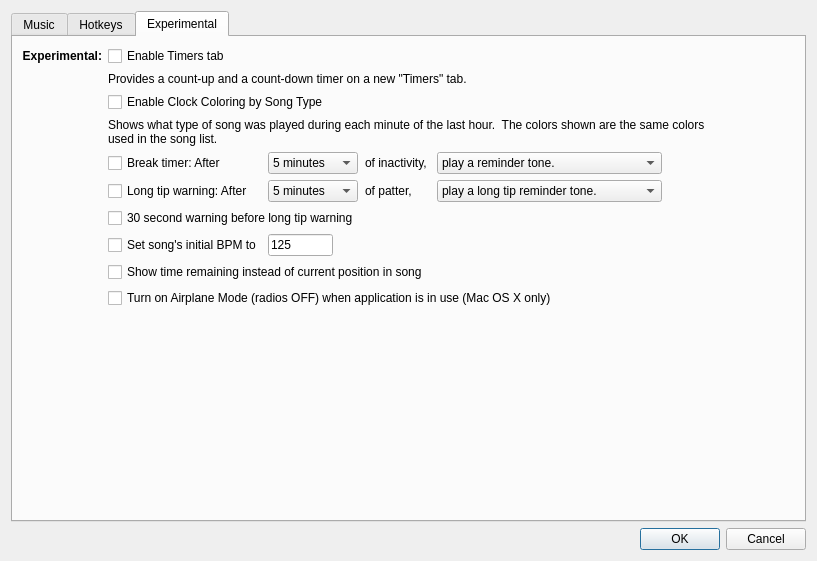
mpogue2/SquareDesk, file SquareDesk-DEV/test123/preferencesdialog.ui: the form before one commit.
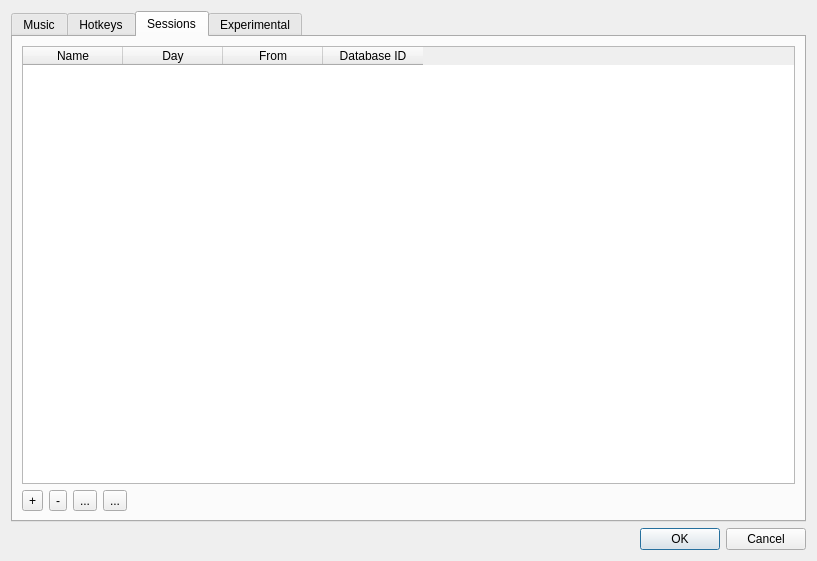
The form after the commit. Icons and pictures are not drawn.

Commit message: Okay, this is the one that actualy closes #291, has the session editor in it

What changed in the file:
```diff
--- a/SquareDesk-DEV/test123/preferencesdialog.ui
+++ b/SquareDesk-DEV/test123/preferencesdialog.ui
@@ -618,6 +618,106 @@
          </item>
         </layout>
        </widget>
+       <widget class="QWidget" name="tab_2">
+        <attribute name="title">
+         <string>Sessions</string>
+        </attribute>
+        <layout class="QVBoxLayout" name="verticalLayout_6">
+         <item>
+          <layout class="QVBoxLayout" name="verticalLayout_5">
+           <item>
+            <widget class="QTableWidget" name="tableWidgetSessionsList">
+             <column>
+              <property name="text">
+               <string>Name</string>
+              </property>
+             </column>
+             <column>
+              <property name="text">
+               <string>Day</string>
+              </property>
+             </column>
+             <column>
+              <property name="text">
+               <string>From</string>
+              </property>
+             </column>
+             <column>
+              <property name="text">
+               <string>Database ID</string>
+              </property>
+             </column>
+            </widget>
+           </item>
+           <item>
+            <layout class="QHBoxLayout" name="horizontalLayout_5">
+             <item>
+              <widget class="QToolButton" name="toolButtonSessionAddItem">
+               <property name="text">
+                <string>+</string>
+               </property>
+               <property name="icon">
+                 <iconset resource="resources.qrc">
+                   <normaloff>:/graphics/list-add.png</normaloff>
+                   <normalon>:/graphics/list-add.png</normalon>:/graphics/list-add.png</iconset>
+               </property>
+              </widget>
+             </item>
+             <item>
+              <widget class="QToolButton" name="toolButtonSessionRemoveItem">
+               <property name="text">
+                <string>-</string>
+               </property>
+               <property name="icon">
+                 <iconset resource="resources.qrc">
+                   <normaloff>:/graphics/list-remove.png</normaloff>
+                   <normalon>:/graphics/list-remove.png</normalon>:/graphics/list-remove.png</iconset>
+               </property>
+              </widget>
+             </item>
+             <item>
+              <widget class="QToolButton" name="toolButtonSessionMoveItemUp">
+               <property name="text">
+                <string>...</string>
+               </property>
+               <property name="icon">
+                 <iconset resource="resources.qrc">
+                   <normalon>:/graphics/go-up.png</normalon>
+                   <normaloff>:/graphics/go-up.png</normaloff>:/graphics/go-up.png</iconset>
+               </property>
+              </widget>
+             </item>
+             <item>
+              <widget class="QToolButton" name="toolButtonSessionMoveItemDown">
+               <property name="text">
+                <string>...</string>
+               </property>
+               <property name="icon">
+                <iconset resource="resources.qrc">
+                  <normaloff>:/graphics/go-down.png</normaloff>
+                  <normalon>:/graphics/go-down.png</normalon>:/graphics/go-down.png</iconset>
+               </property>
+              </widget>
+             </item>
+             <item>
+              <spacer name="horizontalSpacer_2">
+               <property name="orientation">
+                <enum>Qt::Horizontal</enum>
+               </property>
+               <property name="sizeHint" stdset="0">
+                <size>
+                 <width>40</width>
+                 <height>20</height>
+                </size>
+               </property>
+              </spacer>
+             </item>
+            </layout>
+           </item>
+          </layout>
+         </item>
+        </layout>
+       </widget>
        <widget class="QWidget" name="tab_4">
         <attribute name="title">
          <string>Experimental</string>
```
Left out of the diff: 64 changed lines with no effect on the pictures. The commit also changes 8 other files.
